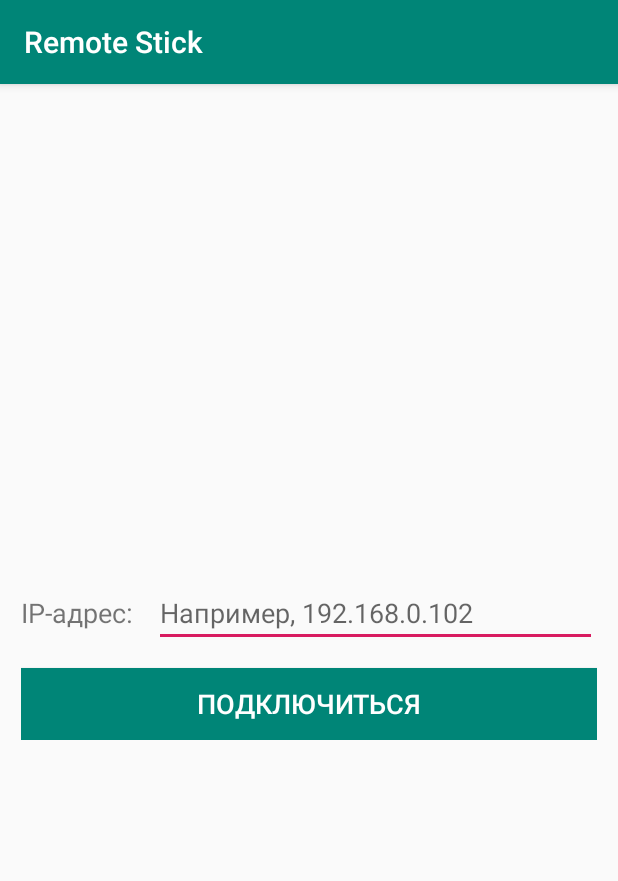
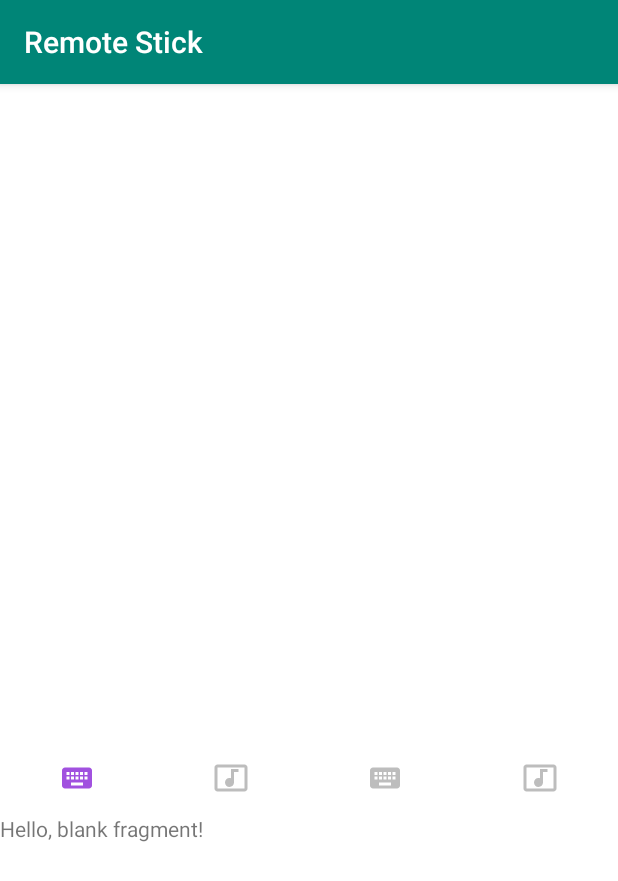
Before and after one commit to VladaMamutova/RemoteStick, an Android app: the AddDeviceActivity screen opened directly, with no data from a screen before it, after a tap on "ПОДКЛЮЧИТЬСЯ", on a phone screen of 412 x 824 dp. Shown: the top 881 px of the screen. Run offline under Robolectric (Android 15) with nearby library versions, the phone set to English and light mode, and no system bars.

Commit message:
feat: add ControlActivity and customize tablayout

```diff
--- a/RemoteStick/app/build.gradle
+++ b/RemoteStick/app/build.gradle
@@ -38,8 +38,10 @@ dependencies {
     implementation 'androidx.appcompat:appcompat:1.1.0'
     implementation 'androidx.core:core-ktx:1.2.0'
     implementation 'androidx.constraintlayout:constraintlayout:1.1.3'
+    implementation 'androidx.legacy:legacy-support-v4:1.0.0'
     testImplementation 'junit:junit:4.12'
     androidTestImplementation 'androidx.test:runner:1.2.0'
     androidTestImplementation 'androidx.test.espresso:espresso-core:3.2.0'
     implementation 'androidx.recyclerview:recyclerview:1.1.0'
+    implementation 'com.google.android.material:material:1.1.0'
 }
--- a/RemoteStick/app/src/main/AndroidManifest.xml
+++ b/RemoteStick/app/src/main/AndroidManifest.xml
@@ -13,6 +13,8 @@
             android:roundIcon="@mipmap/ic_launcher_round"
             android:supportsRtl="true"
             android:theme="@style/AppTheme">
+        <activity android:name=".ui.activities.ControlActivity">
+        </activity>
         <activity android:name=".ui.activities.AddDeviceActivity">
         </activity>
         <activity android:name=".ui.activities.MainActivity">
--- a/RemoteStick/app/src/main/java/ru/vladamamutova/remotestick/ui/activities/AddDeviceActivity.kt
+++ b/RemoteStick/app/src/main/java/ru/vladamamutova/remotestick/ui/activities/AddDeviceActivity.kt
@@ -1,5 +1,6 @@
 package ru.vladamamutova.remotestick.ui.activities
 
+import android.content.Intent
 import android.os.Bundle
 import android.os.StrictMode
 import android.os.StrictMode.ThreadPolicy
@@ -28,13 +29,16 @@ class AddDeviceActivity : AppCompatActivity() {
     }
 
     fun connect(view: View) {
-        val policy = ThreadPolicy.Builder()
+        /*val policy = ThreadPolicy.Builder()
             .permitAll().build()
         StrictMode.setThreadPolicy(policy)
 
         val manager = RemoteControlManager(
             InetAddress.getByName(edit_ip_address.text.toString())
         )
-        manager.run()
+        manager.run()*/
+
+        val intent = Intent(this, ControlActivity::class.java)
+        startActivity(intent)
     }
 }
--- /dev/null
+++ b/RemoteStick/app/src/main/java/ru/vladamamutova/remotestick/ui/activities/ControlActivity.kt
@@ -0,0 +1,44 @@
+package ru.vladamamutova.remotestick.ui.activities
+
+import android.os.Build
+import android.os.Bundle
+import androidx.appcompat.app.AppCompatActivity
+import androidx.core.content.ContextCompat
+import androidx.viewpager.widget.ViewPager
+import ru.vladamamutova.remotestick.ui.adapters.ViewPagerAdapter
+import kotlinx.android.synthetic.main.activity_control.*
+import ru.vladamamutova.remotestick.R
+import ru.vladamamutova.remotestick.ui.fragments.KeyboardFragment
+
+
+class ControlActivity : AppCompatActivity() {
+
+    override fun onCreate(savedInstanceState: Bundle?) {
+        super.onCreate(savedInstanceState)
+        setContentView(R.layout.activity_control)
+
+        setupViewPager(viewPager)
+        tabs.setupWithViewPager(viewPager)
+
+        tabs.getTabAt(0)!!.setIcon(R.drawable.ic_keyboard)
+        tabs.getTabAt(1)!!.setIcon(R.drawable.ic_music_video)
+        tabs.getTabAt(2)!!.setIcon(R.drawable.ic_keyboard)
+        tabs.getTabAt(3)!!.setIcon(R.drawable.ic_music_video)
+
+        if (Build.VERSION.SDK_INT >= Build.VERSION_CODES.M) {
+            tabs.getTabAt(0)!!.icon!!.setTintList(ContextCompat.getColorStateList(this, R.color.violet_tab_selector))
+            tabs.getTabAt(1)!!.icon!!.setTintList(ContextCompat.getColorStateList(this, R.color.blue_tab_selector))
+            tabs.getTabAt(2)!!.icon!!.setTintList(ContextCompat.getColorStateList(this, R.color.green_tab_selector))
+            tabs.getTabAt(3)!!.icon!!.setTintList(ContextCompat.getColorStateList(this, R.color.pink_tab_selector))
+        }
+    }
+
+    private fun setupViewPager(viewPager : ViewPager) {
+        val adapter = ViewPagerAdapter(supportFragmentManager)
+        adapter.addFragment(KeyboardFragment())
+        adapter.addFragment(KeyboardFragment())
+        adapter.addFragment(KeyboardFragment())
+        adapter.addFragment(KeyboardFragment())
+        viewPager.adapter = adapter
+    }
+}
--- /dev/null
+++ b/RemoteStick/app/src/main/java/ru/vladamamutova/remotestick/ui/adapters/ViewPagerAdapter.kt
@@ -0,0 +1,41 @@
+package ru.vladamamutova.remotestick.ui.adapters
+
+import androidx.fragment.app.Fragment
+import androidx.fragment.app.FragmentManager
+import androidx.fragment.app.FragmentStatePagerAdapter
+
+/**
+ * Адаптер для ViewPager, который контролирует порядок вкладок,
+ * заголовков и связанного с ними контента.
+ */
+class ViewPagerAdapter(manager: FragmentManager)
+    : FragmentStatePagerAdapter(manager, BEHAVIOR_RESUME_ONLY_CURRENT_FRAGMENT) {
+
+    private val fragmentList: MutableList<Fragment> = mutableListOf()
+
+    override fun getCount(): Int {
+        return fragmentList.size
+    }
+
+    /**
+     *  Получает фрагмер в зависимости от позиции вкладки.
+     */
+    override fun getItem(position: Int): Fragment {
+        return fragmentList[position]
+    }
+
+    /**
+     * Генерирует заголовок в зависимости от позиции вкладки.
+     */
+    override fun getPageTitle(position: Int): CharSequence? {
+        // return null to display only the icon
+        return null
+    }
+
+    /**
+     * Добавляем новый фрагмент.
+     */
+    fun addFragment(fragment: Fragment) {
+        fragmentList.add(fragment)
+    }
+}
--- /dev/null
+++ b/RemoteStick/app/src/main/java/ru/vladamamutova/remotestick/ui/fragments/KeyboardFragment.kt
@@ -0,0 +1,101 @@
+package ru.vladamamutova.remotestick.ui.fragments
+
+import android.os.Bundle
+import androidx.fragment.app.Fragment
+import android.view.LayoutInflater
+import android.view.View
+import android.view.ViewGroup
+
+import ru.vladamamutova.remotestick.R
+
+// TODO: Rename parameter arguments, choose names that match
+// the fragment initialization parameters, e.g. ARG_ITEM_NUMBER
+private const val ARG_PARAM1 = "param1"
+private const val ARG_PARAM2 = "param2"
+
+/**
+ * A simple [Fragment] subclass.
+ * Activities that contain this fragment must implement the
+ * [KeyboardFragment.OnFragmentInteractionListener] interface
+ * to handle interaction events.
+ * Use the [KeyboardFragment.newInstance] factory method to
+ * create an instance of this fragment.
+ */
+class KeyboardFragment : Fragment() {
+/*    // TODO: Rename and change types of parameters
+    private var param1: String? = null
+    private var param2: String? = null
+    private var listener: OnFragmentInteractionListener? = null
+
+    override fun onCreate(savedInstanceState: Bundle?) {
+        super.onCreate(savedInstanceState)
+        arguments?.let {
+            param1 = it.getString(ARG_PARAM1)
+            param2 = it.getString(ARG_PARAM2)
+        }
+    }*/
+
+    override fun onCreateView(
+        inflater: LayoutInflater, container: ViewGroup?,
+        savedInstanceState: Bundle?
+    ): View? {
+        // Inflate the layout for this fragment
+        return inflater.inflate(R.layout.fragment_keyboard, container, false)
+    }
+
+   /* // TODO: Rename method, update argument and hook method into UI event
+    fun onButtonPressed(uri: Uri) {
+        listener?.onFragmentInteraction(uri)
+    }
+
+    override fun onAttach(context: Context) {
+        super.onAttach(context)
+        if (context is OnFragmentInteractionListener) {
+            listener = context
+        } else {
+            throw RuntimeException(context.toString() + " must implement OnFragmentInteractionListener")
+        }
+    }
+
+    override fun onDetach() {
+        super.onDetach()
+        listener = null
+    }
+*/
+    /**
+     * This interface must be implemented by activities that contain this
+     * fragment to allow an interaction in this fragment to be communicated
+     * to the activity and potentially other fragments contained in that
+     * activity.
+     *
+     *
+     * See the Android Training lesson [Communicating with Other Fragments]
+     * (http://developer.android.com/training/basics/fragments/communicating.html)
+     * for more information.
+     */
+   /* interface OnFragmentInteractionListener {
+        // TODO: Update argument type and name
+        fun onFragmentInteraction(uri: Uri)
+    }*/
+
+    companion object {
+      /**
+         * Use this factory method to create a new instance of
+         * this fragment using the provided parameters.
+         *
+         * @param param1 Parameter 1.
+         * @param param2 Parameter 2.
+         * @return A new instance of fragment KeyboardFragment.
+         */
+        // TODO: Rename and change types and number of parameters
+        @JvmStatic
+        fun newInstance(): KeyboardFragment = KeyboardFragment()
+        /*fun newInstance(param1: String, param2: String) =
+            KeyboardFragment().apply {
+                arguments = Bundle().apply {
+                    putString(ARG_PARAM1, param1)
+                    putString(ARG_PARAM2, param2)
+                }
+            }*/
+    }
+}
--- /dev/null
+++ b/RemoteStick/app/src/main/res/color/blue_tab_selector.xml
@@ -0,0 +1,5 @@
+<?xml version="1.0" encoding="utf-8"?>
+<selector xmlns:android="http://schemas.android.com/apk/res/android">
+    <item android:color="@color/blue" android:state_selected="true"/>
+    <item android:color="@color/grey"/>
+</selector>
--- /dev/null
+++ b/RemoteStick/app/src/main/res/color/green_tab_selector.xml
@@ -0,0 +1,5 @@
+<?xml version="1.0" encoding="utf-8"?>
+<selector xmlns:android="http://schemas.android.com/apk/res/android">
+    <item android:color="@color/green" android:state_selected="true"/>
+    <item android:color="@color/grey"/>
+</selector>
--- /dev/null
+++ b/RemoteStick/app/src/main/res/color/pink_tab_selector.xml
@@ -0,0 +1,5 @@
+<?xml version="1.0" encoding="utf-8"?>
+<selector xmlns:android="http://schemas.android.com/apk/res/android">
+    <item android:color="@color/pink" android:state_selected="true"/>
+    <item android:color="@color/grey"/>
+</selector>
--- /dev/null
+++ b/RemoteStick/app/src/main/res/color/violet_tab_selector.xml
@@ -0,0 +1,5 @@
+<?xml version="1.0" encoding="utf-8"?>
+<selector xmlns:android="http://schemas.android.com/apk/res/android">
+    <item android:color="@color/violet" android:state_selected="true"/>
+    <item android:color="@color/grey"/>
+</selector>
--- /dev/null
+++ b/RemoteStick/app/src/main/res/drawable/ic_keyboard.xml
@@ -0,0 +1,4 @@
+<vector android:height="24dp" android:viewportHeight="24.0"
+    android:viewportWidth="24.0" android:width="24dp" xmlns:android="http://schemas.android.com/apk/res/android">
+    <path android:fillColor="#FF000000" android:pathData="M20,5L4,5c-1.1,0 -1.99,0.9 -1.99,2L2,17c0,1.1 0.9,2 2,2h16c1.1,0 2,-0.9 2,-2L22,7c0,-1.1 -0.9,-2 -2,-2zM11,8h2v2h-2L11,8zM11,11h2v2h-2v-2zM8,8h2v2L8,10L8,8zM8,11h2v2L8,13v-2zM7,13L5,13v-2h2v2zM7,10L5,10L5,8h2v2zM16,17L8,17v-2h8v2zM16,13h-2v-2h2v2zM16,10h-2L14,8h2v2zM19,13h-2v-2h2v2zM19,10h-2L17,8h2v2z"/>
+</vector>
--- /dev/null
+++ b/RemoteStick/app/src/main/res/drawable/ic_music_video.xml
@@ -0,0 +1,4 @@
+<vector android:height="24dp" android:viewportHeight="24.0"
+    android:viewportWidth="24.0" android:width="24dp" xmlns:android="http://schemas.android.com/apk/res/android">
+    <path android:fillColor="#FF000000" android:pathData="M21,3L3,3c-1.1,0 -2,0.9 -2,2v14c0,1.1 0.9,2 2,2h18c1.1,0 2,-0.9 2,-2L23,5c0,-1.1 -0.9,-2 -2,-2zM21,19L3,19L3,5h18v14zM8,15c0,-1.66 1.34,-3 3,-3 0.35,0 0.69,0.07 1,0.18L12,6h5v2h-3v7.03c-0.02,1.64 -1.35,2.97 -3,2.97 -1.66,0 -3,-1.34 -3,-3z"/>
+</vector>
--- /dev/null
+++ b/RemoteStick/app/src/main/res/drawable/tab_bar_background.xml
@@ -0,0 +1,44 @@
+<?xml version="1.0" encoding="utf-8"?>
+<selector xmlns:android="http://schemas.android.com/apk/res/android">
+    <item android:state_focused="true">
+        <layer-list>
+            <item>
+                <shape android:shape="rectangle">
+                    <solid android:color="@android:color/transparent"/>
+                </shape>
+            </item>
+            <item android:top="-15dp"
+                  android:left="0dp"
+                  android:bottom="-15dp"
+                  android:right="0dp">
+                <shape android:shape="oval">
+                    <solid android:color="@color/lightGrey"/>
+                </shape>
+            </item>
+        </layer-list>
+    </item>
+
+    <item android:state_pressed="true" >
+        <layer-list>
+            <item>
+                <shape android:shape="rectangle">
+                    <solid android:color="@android:color/transparent"/>
+                </shape>
+            </item>
+            <item android:top="-15dp"
+                  android:left="0dp"
+                  android:bottom="-15dp"
+                  android:right="0dp">
+                <shape android:shape="oval">
+                    <solid android:color="@color/lightGrey"/>
+                </shape>
+            </item>
+        </layer-list>
+    </item>
+
+    <item>
+        <shape android:shape="rectangle">
+            <solid android:color="@android:color/transparent"/>
+        </shape>
+    </item>
+</selector>
--- /dev/null
+++ b/RemoteStick/app/src/main/res/layout/activity_control.xml
@@ -0,0 +1,37 @@
+<?xml version="1.0" encoding="utf-8"?>
+<LinearLayout
+        xmlns:android="http://schemas.android.com/apk/res/android"
+        xmlns:tools="http://schemas.android.com/tools" xmlns:app="http://schemas.android.com/apk/res-auto"
+        tools:context=".ui.activities.ControlActivity"
+        android:layout_width="match_parent"
+        android:layout_height="match_parent"
+        android:orientation="vertical"
+        android:weightSum="7"
+        android:background="@android:color/white">
+
+    <androidx.constraintlayout.widget.ConstraintLayout
+            android:layout_width="match_parent"
+            android:layout_height="0dp"
+            android:layout_weight="4"/>
+
+    <RelativeLayout android:layout_width="match_parent"
+                    android:layout_height="0dp"
+                    android:layout_weight="3">
+
+        <com.google.android.material.tabs.TabLayout
+                android:id="@+id/tabs"
+                style="@style/CustomTabLayout"
+                android:layout_width="match_parent"
+                android:layout_height="48dp"
+                app:tabMode="fixed"
+                app:tabGravity="fill"/>
+
+        <androidx.viewpager.widget.ViewPager
+                android:id="@+id/viewPager"
+                android:layout_width="match_parent"
+                android:layout_height="match_parent"
+                android:layout_below="@+id/tabs"/>
+
+    </RelativeLayout>
+
+</LinearLayout>
--- a/RemoteStick/app/src/main/res/layout/activity_main.xml
+++ b/RemoteStick/app/src/main/res/layout/activity_main.xml
@@ -5,7 +5,8 @@
         xmlns:app="http://schemas.android.com/apk/res-auto"
         android:layout_width="match_parent"
         android:layout_height="match_parent"
-        tools:context=".ui.activities.MainActivity">
+        tools:context=".ui.activities.MainActivity"
+        android:background="@android:color/white">
 
     <RelativeLayout android:id="@+id/available_devices_header"
                     android:layout_width="match_parent"
@@ -13,7 +14,7 @@
                     app:layout_constraintTop_toTopOf="parent"
                     app:layout_constraintStart_toStartOf="parent"
                     app:layout_constraintEnd_toEndOf="parent"
-                    android:background="@color/lightGrey"
+                    android:background="@color/lightBackground"
                     android:padding="@dimen/medium_intent">
 
         <ImageView android:id="@+id/available_devices_icon"
--- /dev/null
+++ b/RemoteStick/app/src/main/res/layout/fragment_keyboard.xml
@@ -0,0 +1,13 @@
+<?xml version="1.0" encoding="utf-8"?>
+<FrameLayout xmlns:android="http://schemas.android.com/apk/res/android"
+             xmlns:tools="http://schemas.android.com/tools"
+             android:layout_width="match_parent"
+             android:layout_height="match_parent"
+             tools:context=".ui.fragments.KeyboardFragment">
+
+    <TextView
+            android:layout_width="match_parent"
+            android:layout_height="match_parent"
+            android:text="Hello, blank fragment!"/>
+
+</FrameLayout>
--- a/RemoteStick/app/src/main/res/values/colors.xml
+++ b/RemoteStick/app/src/main/res/values/colors.xml
@@ -3,6 +3,12 @@
     <color name="colorPrimary">#008577</color>
     <color name="colorPrimaryDark">#00574B</color>
     <color name="colorAccent">#D81B60</color>
-    <color name="lightGrey">#ECEFF1</color>
+    <color name="lightBackground">#F1F1F1</color>
+    <color name="lightGrey">#E0E0E0</color>
+    <color name="grey">#BDBDBD</color>
     <color name="darkGrey">#616161</color>
+    <color name="green">#51DF79</color>
+    <color name="blue">#51C5DF</color>
+    <color name="violet">#A151DF</color>
+    <color name="pink">#DF51AF</color>
 </resources>
--- a/RemoteStick/app/src/main/res/values/styles.xml
+++ b/RemoteStick/app/src/main/res/values/styles.xml
@@ -8,4 +8,16 @@
         <item name="colorAccent">@color/colorAccent</item>
     </style>
 
+    <style name="CustomTabLayout" parent="Widget.Design.TabLayout">
+        <item name="tabIndicatorColor">@android:color/transparent</item>
+        <item name="tabIndicatorHeight">0dp</item>
+        <item name="tabIconTint">@color/violet_tab_selector</item>
+        <item name="tabBackground">@drawable/tab_bar_background</item>
+        <item name="android:theme">@style/UnselectableItemTheme</item>
+    </style>
+
+    <!--Тема для элементов, у которых нет эффекта пульсации при касании-->
+    <style name="UnselectableItemTheme">
+        <item name="colorControlHighlight">@android:color/transparent</item>
+    </style>
 </resources>
--- a/RemoteStick/build.gradle
+++ b/RemoteStick/build.gradle
@@ -5,10 +5,9 @@ buildscript {
     repositories {
         google()
         jcenter()
-
     }
     dependencies {
-        classpath 'com.android.tools.build:gradle:3.5.0'
+        classpath 'com.android.tools.build:gradle:3.5.3'
         classpath "org.jetbrains.kotlin:kotlin-gradle-plugin:$kotlin_version"
         // NOTE: Do not place your application dependencies here; they belong
         // in the individual module build.gradle files
@@ -19,7 +18,6 @@ allprojects {
     repositories {
         google()
         jcenter()
-
     }
 }
 
```
